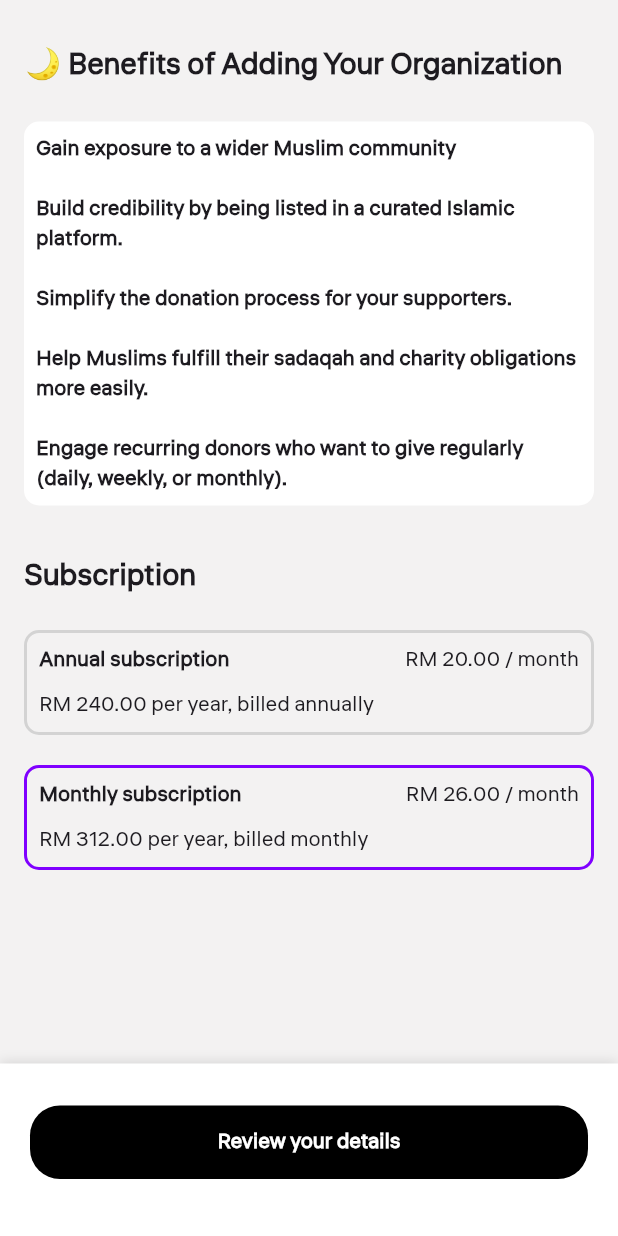
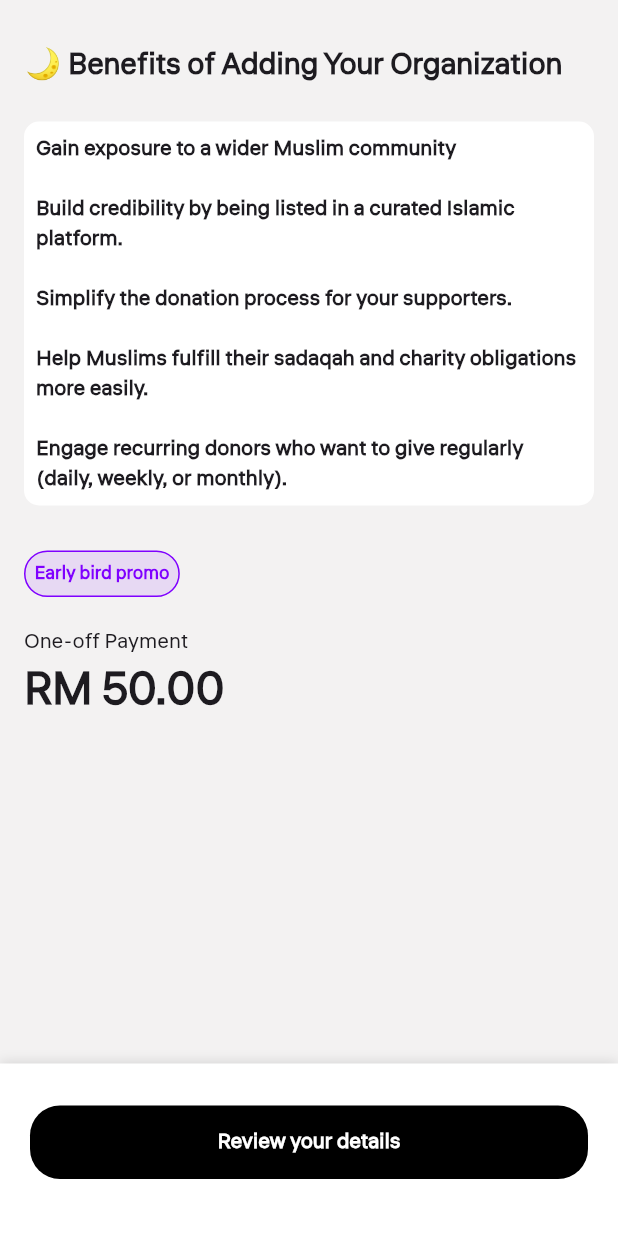
Before and after one commit to muhdhafiizz/ramadhan_companion_app, a Flutter app: what showSadaqahField() shows on an empty page, opened directly with empty values, on a phone screen of 412 x 824 dp. Run offline on Flutter 3.47's test engine with Material 3 defaults, Android fonts, the phone set to English and light mode, and no system bars; our stand-ins replace audioplayers, cloud_firestore, connectivity_plus, firebase_auth, firebase_core, flutter_compass and 10 more; missing offline and left inert: flutter_inappwebview, home_widget, quran; accounts and stored records are empty; network calls fail.

Commit message:
added notifications with updated sadaqah

```diff
--- a/lib/provider/signup_provider.dart
+++ b/lib/provider/signup_provider.dart
@@ -25,10 +25,10 @@ class SignupProvider extends ChangeNotifier {
 
       await FirebaseFirestore.instance
           .collection('users_role')
-          .doc(userCredential.user!.uid) // 👈 use UID instead of random id
+          .doc(userCredential.user!.uid)
           .set({
             'email': email.trim(),
-            'role': 'user', // default role
+            'role': 'user',
           });
 
       await userCredential.user?.updateDisplayName(name);
--- a/lib/ui/sadaqah_view.dart
+++ b/lib/ui/sadaqah_view.dart
@@ -250,18 +250,13 @@ Widget _buildContainer() {
 Widget _buildContainerNotice() {
   return Container(
     decoration: BoxDecoration(
-      color: AppColors.lightViolet.withOpacity(1),
-      border: Border.all(width: 2, color: AppColors.violet.withOpacity(1)),
+      border: Border.all(width: 2, color: AppColors.betterGray.withOpacity(1)),
       borderRadius: BorderRadius.circular(10),
     ),
     padding: EdgeInsets.all(10),
     child: Text(
-      'Please take note it will take up to 3-5 business days to display your organization as part of verification matter.',
-      style: TextStyle(
-        fontSize: 14,
-        color: Colors.white,
-        fontWeight: FontWeight.bold,
-      ),
+      'Please take note it will take up to 1-2 business days to display your organization as part of verification matter.',
+      style: TextStyle(fontSize: 14),
     ),
   );
 }
@@ -312,13 +307,6 @@ Widget _buildShimmerLoading() {
 
 void showSadaqahField(BuildContext context, SadaqahProvider provider) {
   final pageController = PageController();
-
-  Map<String, dynamic> selectedPlan = {
-    "subscription": "Monthly",
-    "billed": "monthly",
-    "amount": 312,
-    "amountPerMonth": 26,
-  };
 
   final content = StatefulBuilder(
     builder: (context, setState) {
@@ -404,7 +392,12 @@ void showSadaqahField(BuildContext context, SadaqahProvider provider) {
               );
             },
           ),
-          body: Padding(
+          body: GestureDetector(
+            behavior: HitTestBehavior.translucent,
+            onTap: () {
+              FocusScope.of(context).unfocus();
+            },
+            child: Padding(
               padding: const EdgeInsets.symmetric(horizontal: 16, vertical: 16),
 
               child: PageView(
@@ -415,43 +408,13 @@ void showSadaqahField(BuildContext context, SadaqahProvider provider) {
                   Column(
                     crossAxisAlignment: CrossAxisAlignment.start,
                     children: [
-                    _buildTitleText('🌙 Benefits of Adding Your Organization'),
+                      _buildTitleText(
+                        '🌙 Benefits of Adding Your Organization',
+                      ),
                       const SizedBox(height: 12),
                       _buildContainer(),
-                    const SizedBox(height: 20),
-                    _buildTitleText('Subscription'),
-                    const SizedBox(height: 10),
-                    _buildContainerSubscription(
-                      subscription: 'Annual',
-                      billed: 'annually',
-                      amount: 240,
-                      amountPerMonth: 20,
-                      selectedPlan: selectedPlan['subscription'],
-                      onTap: () => setState(() {
-                        selectedPlan = {
-                          "subscription": "Annual",
-                          "billed": "annually",
-                          "amount": 240,
-                          "amountPerMonth": 20,
-                        };
-                      }),
-                    ),
-                    const SizedBox(height: 20),
-                    _buildContainerSubscription(
-                      subscription: 'Monthly',
-                      billed: 'monthly',
-                      amount: 312,
-                      amountPerMonth: 26,
-                      selectedPlan: selectedPlan['subscription'],
-                      onTap: () => setState(() {
-                        selectedPlan = {
-                          "subscription": "Monthly",
-                          "billed": "monthly",
-                          "amount": 312,
-                          "amountPerMonth": 26,
-                        };
-                      }),
-                    ),
+                      const SizedBox(height: 30),
+                      _buildOneOffPayment(),
                     ],
                   ),
 
@@ -494,33 +457,34 @@ void showSadaqahField(BuildContext context, SadaqahProvider provider) {
                         CustomTextField(
                           controller: provider.accountController,
                           label: 'Account Number',
-                        keyboardType: TextInputType.numberWithOptions(),
+                          keyboardType: TextInputType.number,
                         ),
 
                         const SizedBox(height: 20),
                         Text(
-                        "Selected Plan: ${selectedPlan['subscription']}",
-                        style: const TextStyle(
+                          "One-off",
+                          style: TextStyle(
                             fontSize: 18,
                             fontWeight: FontWeight.bold,
-                          color: Colors.purple,
+                            color: AppColors.violet.withOpacity(1)
                           ),
                         ),
-                      const SizedBox(height: 6),
+                        SizedBox(height: 6),
                         Text(
-                        "RM ${formatCurrency(selectedPlan['amount'].toDouble())} billed ${selectedPlan['billed']} "
-                        "(RM ${formatCurrency(selectedPlan['amountPerMonth'].toDouble())} per month)",
+                          "RM ${formatCurrency(50)}",
                           style: const TextStyle(
                             fontSize: 16,
-                          color: Colors.black54,
+                            fontWeight: FontWeight.bold
                           ),
                         ),
+
                         const SizedBox(height: 20),
                         _buildContainerNotice(),
                       ],
                     ),
                   ),
                 ],
+              ),
             ),
           ),
         ),
@@ -546,47 +510,78 @@ void showSadaqahField(BuildContext context, SadaqahProvider provider) {
   }
 }
 
-Widget _buildContainerSubscription({
-  required String subscription,
-  required String billed,
-  required double amount,
-  required double amountPerMonth,
-  required String selectedPlan,
-  required VoidCallback onTap,
-}) {
-  final isSelected = selectedPlan == subscription;
-
-  return GestureDetector(
-    onTap: onTap,
-    child: Container(
-      padding: const EdgeInsets.all(8),
-      decoration: BoxDecoration(
-        color: AppColors.lightGray.withOpacity(1),
-        border: Border.all(
-          color: isSelected
-              ? AppColors.violet.withOpacity(1)
-              : AppColors.betterGray.withOpacity(1),
-          width: 2,
-        ),
-        borderRadius: BorderRadius.circular(10),
-      ),
-      child: Column(
+Widget _buildOneOffPayment() {
+  return Column(
     crossAxisAlignment: CrossAxisAlignment.start,
     children: [
-          Row(
-            mainAxisAlignment: MainAxisAlignment.spaceBetween,
-            children: [
-              Text(
-                '$subscription subscription',
-                style: TextStyle(fontWeight: FontWeight.bold),
+      Container(
+        padding: const EdgeInsets.symmetric(vertical: 6, horizontal: 6),
+        decoration: BoxDecoration(
+          color: AppColors.violet.withOpacity(0.1),
+          border: Border.all(color: AppColors.violet.withOpacity(1)),
+          borderRadius: BorderRadius.circular(20),
         ),
-              Text('RM ${formatCurrency(amountPerMonth)} / month'),
-            ],
-          ),
-          const SizedBox(height: 10),
-          Text('RM ${formatCurrency(amount)} per year, billed $billed'),
-        ],
+        child: Text(
+          'Early bird promo',
+          style: TextStyle(
+            color: AppColors.violet.withOpacity(1),
+            fontWeight: FontWeight.bold,
+            fontSize: 12,
           ),
         ),
+      ),
+      SizedBox(height: 20),
+
+      Text('One-off Payment', style: TextStyle(fontSize: 14)),
+      Text(
+        'RM ${formatCurrency(50)}',
+        style: TextStyle(fontWeight: FontWeight.bold, fontSize: 30),
+      ),
+    ],
   );
 }
+
+// Widget _buildContainerSubscription({
+//   required String subscription,
+//   required String billed,
+//   required double amount,
+//   required double amountPerMonth,
+//   required String selectedPlan,
+//   required VoidCallback onTap,
+// }) {
+//   final isSelected = selectedPlan == subscription;
+
+//   return GestureDetector(
+//     onTap: onTap,
+//     child: Container(
+//       padding: const EdgeInsets.all(8),
+//       decoration: BoxDecoration(
+//         color: AppColors.lightGray.withOpacity(1),
+//         border: Border.all(
+//           color: isSelected
+//               ? AppColors.violet.withOpacity(1)
+//               : AppColors.betterGray.withOpacity(1),
+//           width: 2,
+//         ),
+//         borderRadius: BorderRadius.circular(10),
+//       ),
+//       child: Column(
+//         crossAxisAlignment: CrossAxisAlignment.start,
+//         children: [
+//           Row(
+//             mainAxisAlignment: MainAxisAlignment.spaceBetween,
+//             children: [
+//               Text(
+//                 '$subscription subscription',
+//                 style: TextStyle(fontWeight: FontWeight.bold),
+//               ),
+//               Text('RM ${formatCurrency(amountPerMonth)} / month'),
+//             ],
+//           ),
+//           const SizedBox(height: 10),
+//           Text('RM ${formatCurrency(amount)} per year, billed $billed'),
+//         ],
+//       ),
+//     ),
+//   );
+// }
--- a/lib/widgets/custom_textfield.dart
+++ b/lib/widgets/custom_textfield.dart
@@ -8,6 +8,7 @@ class CustomTextField extends StatelessWidget {
   final bool isPassword;
   final ValueChanged<String>? onChanged;
   final TextInputType? keyboardType;
+  final TextInputAction? textInputAction;
   final Color? backgroundColor;
 
   const CustomTextField({
@@ -18,6 +19,7 @@ class CustomTextField extends StatelessWidget {
     this.onChanged,
     this.keyboardType,
     this.backgroundColor,
+    this.textInputAction
   });
 
   @override
@@ -28,6 +30,7 @@ class CustomTextField extends StatelessWidget {
       controller: controller,
       onChanged: onChanged,
       keyboardType: keyboardType,
+      textInputAction: textInputAction,
       obscureText: isPassword ? signupProvider.obscurePassword : false,
       cursorColor: Colors.black,
       decoration: InputDecoration(
--- a/pubspec.yaml
+++ b/pubspec.yaml
@@ -68,6 +68,7 @@ flutter:
     - assets/icon/volume_outlined_icon.png
     - assets/icon/slider_filled_icon.png
     - assets/icon/hadith_icon.png
+    - assets/icon/receipt_outlined_icon.png
 
   fonts:
     - family: Liter
```
Also changed, not shown: lib/main.dart (+10 -0 lines), lib/provider/notifications_provider.dart (added, +60 -0 lines), lib/provider/sadaqah_provider.dart (+62 -8 lines), lib/ui/details_notifications_view.dart (added, +159 -0 lines), lib/ui/notifications_view.dart (added, +127 -0 lines), lib/ui/prayer_times_view.dart (+39 -1 lines), lib/ui/settings_view.dart (+13 -0 lines), lib/ui/submission_status_view.dart (+14 -24 lines), lib/widgets/custom_status_badge.dart (+13 -0 lines), assets/icon/receipt_outlined_icon.png (added). Lines whose indentation alone changed are shown as unchanged.
